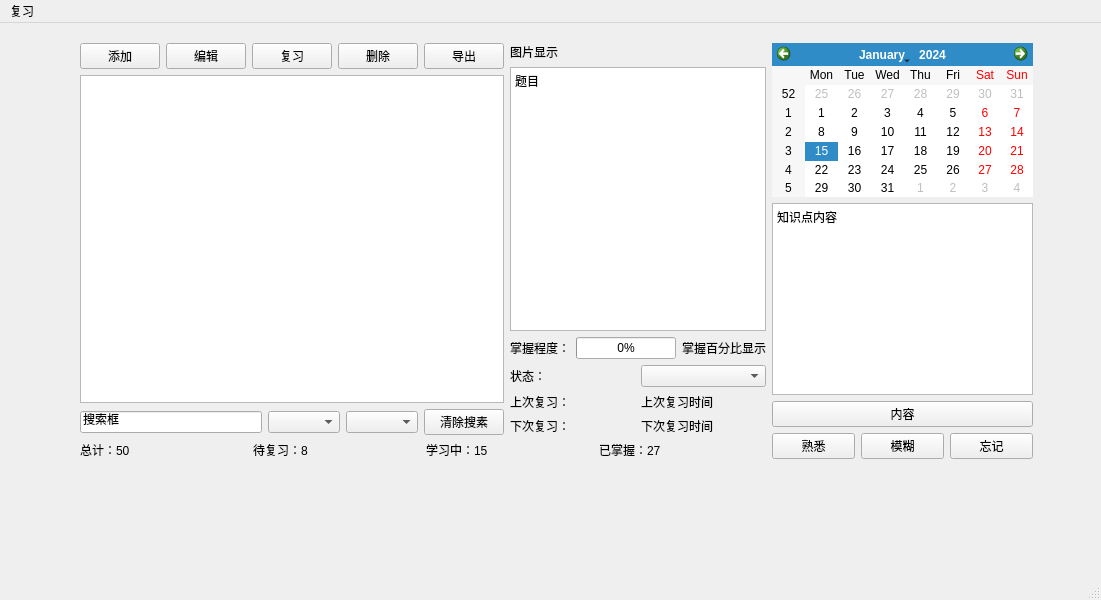
Above: mainwindow.ui from fengxigithub/-memory-assistant-fengxi before the change. Below: the same form after it.
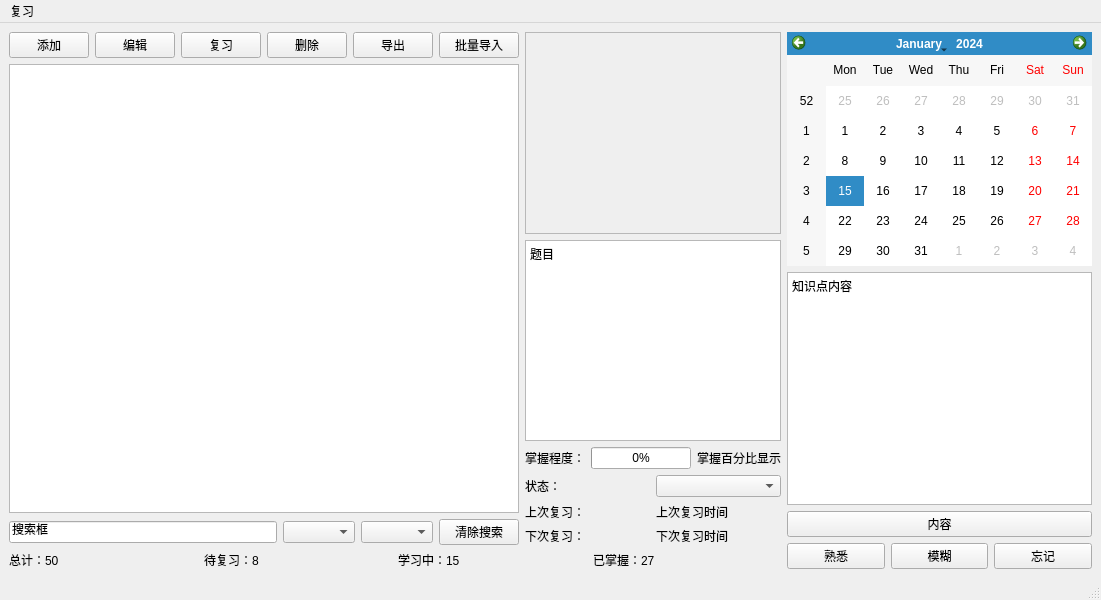
That is the form after the change.

```diff
--- a/mainwindow.ui
+++ b/mainwindow.ui
@@ -14,15 +14,8 @@
    <string>MainWindow</string>
   </property>
   <widget class="QWidget" name="centralwidget">
-   <widget class="QWidget" name="">
-    <property name="geometry">
-     <rect>
-      <x>80</x>
-      <y>20</y>
-      <width>953</width>
-      <height>416</height>
-     </rect>
-    </property>
+   <layout class="QHBoxLayout" name="horizontalLayout_11">
+    <item>
     <layout class="QHBoxLayout" name="horizontalLayout_10">
      <item>
       <layout class="QVBoxLayout" name="verticalLayout_6">
@@ -67,6 +60,13 @@
                </property>
               </widget>
              </item>
+              <item>
+               <widget class="QPushButton" name="btnImportData">
+                <property name="text">
+                 <string>批量导入</string>
+                </property>
+               </widget>
+              </item>
             </layout>
            </item>
            <item>
@@ -92,7 +92,7 @@
                <item>
                 <widget class="QPushButton" name="btnClearSearch">
                  <property name="text">
-                  <string>清除搜素</string>
+                   <string>清除搜索</string>
                  </property>
                 </widget>
                </item>
@@ -107,22 +107,26 @@
            <item>
             <layout class="QVBoxLayout" name="verticalLayout_2">
              <item>
-              <widget class="QLabel" name="labelImageDisplay">
-               <property name="minimumSize">
-                <size>
-                 <width>0</width>
-                 <height>0</height>
-                </size>
-               </property>
-               <property name="maximumSize">
-                <size>
-                 <width>16777215</width>
-                 <height>16777213</height>
-                </size>
-               </property>
-               <property name="text">
-                <string>图片显示</string>
-               </property>
+               <widget class="QScrollArea" name="scrollImageArea">
+                <property name="widgetResizable">
+                 <bool>true</bool>
+                </property>
+                <widget class="QWidget" name="scrollContent">
+                 <property name="enabled">
+                  <bool>true</bool>
+                 </property>
+                 <property name="geometry">
+                  <rect>
+                   <x>0</x>
+                   <y>0</y>
+                   <width>268</width>
+                   <height>195</height>
+                  </rect>
+                 </property>
+                 <property name="autoFillBackground">
+                  <bool>true</bool>
+                 </property>
+                </widget>
               </widget>
              </item>
              <item>
@@ -312,11 +316,8 @@
       </layout>
      </item>
     </layout>
-   </widget>
-   <zorder>layoutWidget</zorder>
-   <zorder>layoutWidget</zorder>
-   <zorder>calendarReview</zorder>
-   <zorder>textContent</zorder>
+    </item>
+   </layout>
   </widget>
   <widget class="QMenuBar" name="menubar">
    <property name="geometry">
```
Lines whose indentation alone changed are shown as unchanged.
